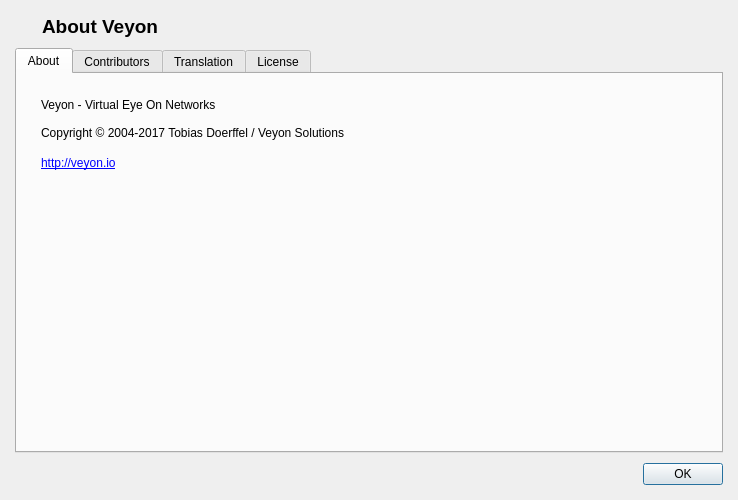
veyon/veyon, file core/dialogs/AboutDialog.ui: the form before one commit.
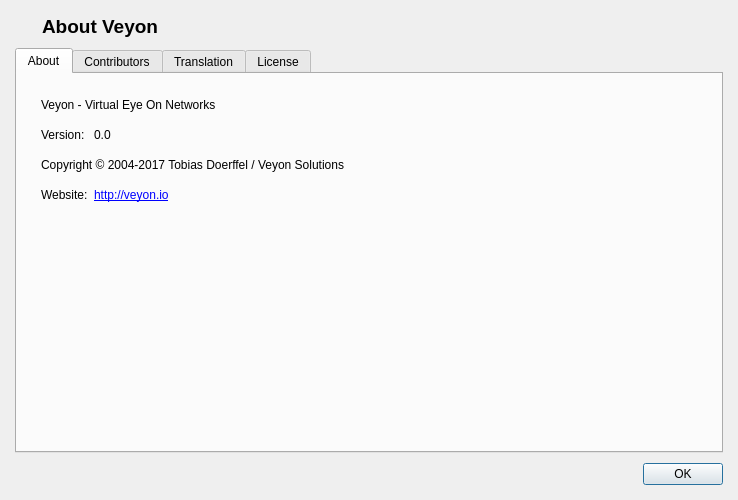
The form after the commit. Icons and pictures are not drawn.

Commit message: Core: AboutDialog: display version information

```diff
--- a/core/dialogs/AboutDialog.ui
+++ b/core/dialogs/AboutDialog.ui
@@ -99,7 +99,7 @@
       <attribute name="title">
        <string>About</string>
       </attribute>
-      <layout class="QGridLayout">
+      <layout class="QGridLayout" columnstretch="0,1">
        <property name="leftMargin">
         <number>24</number>
        </property>
@@ -115,26 +115,21 @@
        <property name="verticalSpacing">
         <number>16</number>
        </property>
-       <item row="0" column="0">
+       <item row="2" column="1">
+        <widget class="QLabel" name="versionLabel">
+         <property name="text">
+          <string notr="true">0.0</string>
+         </property>
+        </widget>
+       </item>
+       <item row="0" column="0" colspan="2">
         <widget class="QLabel" name="label_3">
          <property name="text">
-          <string>Veyon - Virtual Eye On Networks
-
-Copyright © 2004-2017 Tobias Doerffel / Veyon Solutions</string>
+          <string notr="true">Veyon - Virtual Eye On Networks</string>
          </property>
         </widget>
        </item>
-       <item row="1" column="0">
-        <widget class="QLabel" name="label_4">
-         <property name="text">
-          <string notr="true">&lt;a href=&quot;http://github.com/veyon/veyon&quot;&gt;http://veyon.io&lt;/a&gt;</string>
-         </property>
-         <property name="openExternalLinks">
-          <bool>true</bool>
-         </property>
-        </widget>
-       </item>
-       <item row="2" column="0">
+       <item row="6" column="0" colspan="2">
         <spacer name="verticalSpacer">
          <property name="orientation">
           <enum>Qt::Vertical</enum>
@@ -147,6 +142,37 @@
          </property>
         </spacer>
        </item>
+       <item row="2" column="0">
+        <widget class="QLabel" name="label_6">
+         <property name="text">
+          <string>Version:</string>
+         </property>
+        </widget>
+       </item>
+       <item row="3" column="0" colspan="2">
+        <widget class="QLabel" name="label_8">
+         <property name="text">
+          <string>Copyright © 2004-2017 Tobias Doerffel / Veyon Solutions</string>
+         </property>
+        </widget>
+       </item>
+       <item row="5" column="0">
+        <widget class="QLabel" name="label_9">
+         <property name="text">
+          <string>Website:</string>
+         </property>
+        </widget>
+       </item>
+       <item row="5" column="1">
+        <widget class="QLabel" name="label_4">
+         <property name="text">
+          <string notr="true">&lt;a href=&quot;http://github.com/veyon/veyon&quot;&gt;http://veyon.io&lt;/a&gt;</string>
+         </property>
+         <property name="openExternalLinks">
+          <bool>true</bool>
+         </property>
+        </widget>
+       </item>
       </layout>
      </widget>
      <widget class="QWidget" name="tab_2">
```
The commit also changes 1 other file.
